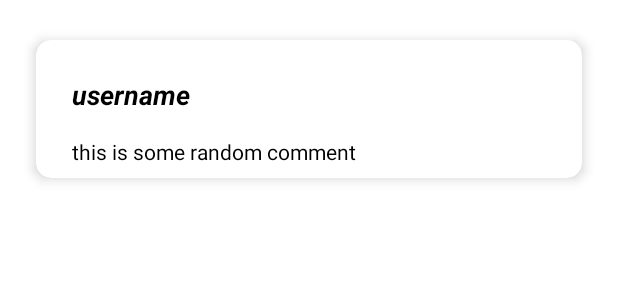
After one commit to srjranjan/CommentApp, an Android app: the layout comment_layout.xml on its own in the app's theme, with its tools: preview values and no code run, on a phone screen of 412 x 824 dp. The commit adds this screen. Shown: the top 300 px of the screen. Run offline under Robolectric (Android 15) with nearby library versions, the phone set to English and light mode, and no system bars.

Commit message:
recycler view layout
Signed-off-by: SRJ_ranjan <sudhanshuwithyoualll@gmail.com>

```diff
--- /dev/null
+++ b/app/app/src/main/java/com/srj/commentapp/CommentModal.kt
@@ -0,0 +1,5 @@
+package com.srj.commentapp
+
+data class CommentModal(
+    val email: String, val comments: String
+)
--- /dev/null
+++ b/app/app/src/main/res/layout/comment_layout.xml
@@ -0,0 +1,53 @@
+<?xml version="1.0" encoding="utf-8"?>
+<com.google.android.material.card.MaterialCardView xmlns:android="http://schemas.android.com/apk/res/android"
+    xmlns:app="http://schemas.android.com/apk/res-auto"
+
+    android:layout_width="match_parent"
+    android:layout_height="wrap_content"
+    android:layout_margin="16dp"
+    android:padding="16dp"
+    app:cardCornerRadius="10dp"
+    app:cardElevation="5dp"
+    app:cardPreventCornerOverlap="true"
+    app:cardUseCompatPadding="true">
+
+    <androidx.constraintlayout.widget.ConstraintLayout
+        android:layout_width="match_parent"
+        android:layout_height="wrap_content"
+
+        android:padding="8dp">
+
+        <TextView
+            android:id="@+id/email"
+            android:layout_width="wrap_content"
+            android:layout_height="wrap_content"
+            android:layout_marginStart="16dp"
+            android:layout_marginTop="16dp"
+            android:text="@string/username"
+            android:textColor="@color/black"
+
+
+            android:textSize="18sp"
+            android:textStyle="bold|italic"
+            app:layout_constraintRight_toRightOf="parent"
+            app:layout_constraintStart_toStartOf="parent"
+            app:layout_constraintTop_toTopOf="parent" />
+
+        <TextView
+            android:id="@+id/comments"
+            android:layout_width="wrap_content"
+            android:layout_height="wrap_content"
+            android:layout_marginTop="16dp"
+            android:text="@string/this_is_some_random_comment"
+            android:textColor="@color/black"
+            app:layout_constraintHorizontal_bias="0.0"
+
+
+            app:layout_constraintLeft_toLeftOf="@id/email"
+            app:layout_constraintRight_toRightOf="@id/email"
+            app:layout_constraintTop_toBottomOf="@id/email" />
+
+
+    </androidx.constraintlayout.widget.ConstraintLayout>
+
+</com.google.android.material.card.MaterialCardView>
--- a/app/app/src/main/res/navigation/nav_graph.xml
+++ b/app/app/src/main/res/navigation/nav_graph.xml
@@ -28,6 +28,9 @@
         <action
             android:id="@+id/action_signupFragment_to_resetPasswordFragment"
             app:destination="@id/resetPasswordFragment" />
+        <action
+            android:id="@+id/action_signupFragment_to_homeFragment"
+            app:destination="@id/homeFragment" />
     </fragment>
     <fragment
         android:id="@+id/loginFragment"
@@ -40,6 +43,9 @@
         <action
             android:id="@+id/action_loginFragment_to_signupFragment"
             app:destination="@id/signupFragment" />
+        <action
+            android:id="@+id/action_loginFragment_to_homeFragment"
+            app:destination="@id/homeFragment" />
     </fragment>
     <fragment
         android:id="@+id/resetPasswordFragment"
--- a/app/app/src/main/res/values/colors.xml
+++ b/app/app/src/main/res/values/colors.xml
@@ -7,4 +7,5 @@
     <color name="teal_700">#2F71FF</color>
     <color name="black">#FF000000</color>
     <color name="white">#FFFFFFFF</color>
+    <color name="red">#FF0000</color>
 </resources>
--- a/app/app/src/main/res/values/strings.xml
+++ b/app/app/src/main/res/values/strings.xml
@@ -11,5 +11,8 @@
     <string name="TermsNconditons">By clicking \"Sign Up\" button, your are creating an \n account, and you agree to the Terms of Use.</string>
     <string name="forgot_your_password">Forgot your password?</string>
     <string name="forgot_password">Forgot Password</string>
+    <string name="comments">What would you like to share with the world?</string>
+    <string name="username">username</string>
+    <string name="this_is_some_random_comment">this is some random comment</string>
 
 </resources>
```
Also changed, not shown: app/app/src/main/java/com/srj/commentapp/LoginFragment.kt (+12 -0 lines), app/app/src/main/java/com/srj/commentapp/SignupFragment.kt (+104 -1 lines).
